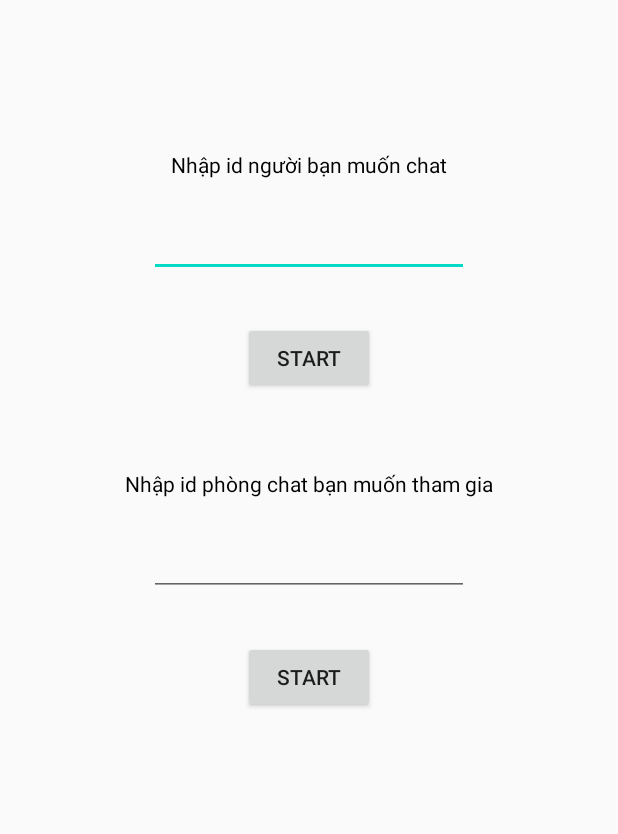
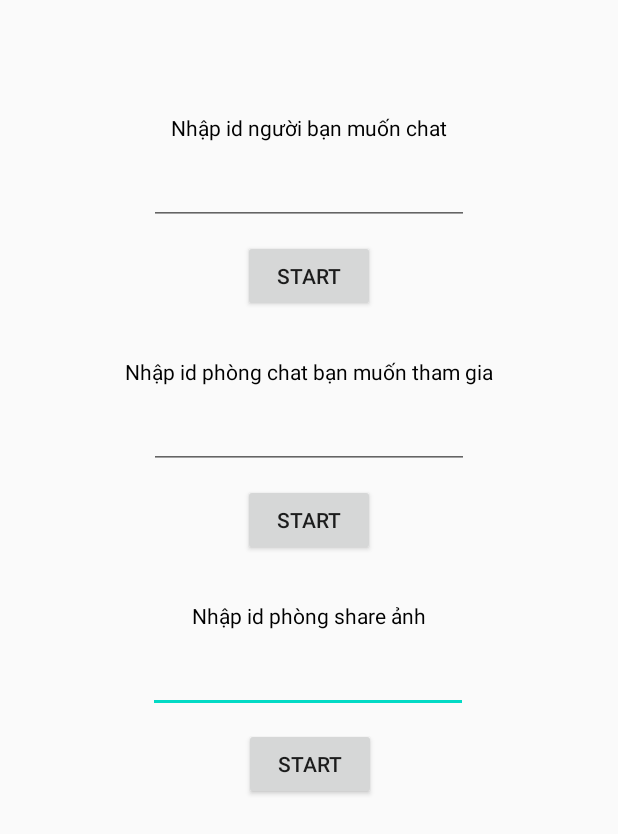
Before and after one commit to congson99/AES_ChatApp_by_CongSon, an Android app: the layout activity_home.xml on its own in the app's theme, with its tools: preview values and no code run, on a phone screen of 412 x 824 dp. Shown: the top 834 px of the screen. Run offline under Robolectric (Android 15) with nearby library versions, the phone set to English and light mode, and no system bars.

Commit message:
Add Share Photo mode

```diff
--- a/app/src/main/AndroidManifest.xml
+++ b/app/src/main/AndroidManifest.xml
@@ -9,7 +9,8 @@
         android:roundIcon="@mipmap/ic_launcher_round"
         android:supportsRtl="true"
         android:theme="@style/AppTheme">
-        <activity android:name=".RoomActivity"></activity>
+        <activity android:name=".ImageActivity"></activity>
+        <activity android:name=".RoomActivity" />
         <activity android:name=".HomeActivity" />
         <activity android:name=".MainActivity">
             <intent-filter>
--- a/app/src/main/res/layout/activity_home.xml
+++ b/app/src/main/res/layout/activity_home.xml
@@ -6,12 +6,54 @@
     android:layout_height="match_parent"
     tools:context=".HomeActivity">
 
+    <Button
+        android:id="@+id/roomShare"
+        android:layout_width="wrap_content"
+        android:layout_height="wrap_content"
+        android:layout_marginStart="100dp"
+        android:layout_marginTop="10dp"
+        android:layout_marginEnd="100dp"
+        android:text="@string/start"
+        app:layout_constraintEnd_toEndOf="parent"
+        app:layout_constraintHorizontal_bias="0.504"
+        app:layout_constraintStart_toStartOf="parent"
+        app:layout_constraintTop_toBottomOf="@+id/key3" />
+
+    <EditText
+        android:id="@+id/key3"
+        android:layout_width="wrap_content"
+        android:layout_height="wrap_content"
+        android:layout_marginStart="100dp"
+        android:layout_marginTop="10dp"
+        android:layout_marginEnd="100dp"
+        android:autofillHints=""
+        android:ems="10"
+        android:gravity="start|top"
+        android:inputType="textMultiLine"
+        app:layout_constraintEnd_toEndOf="parent"
+        app:layout_constraintHorizontal_bias="1.0"
+        app:layout_constraintStart_toStartOf="parent"
+        app:layout_constraintTop_toBottomOf="@+id/textView4" />
+
+    <TextView
+        android:id="@+id/textView4"
+        android:layout_width="wrap_content"
+        android:layout_height="wrap_content"
+        android:layout_marginStart="100dp"
+        android:layout_marginTop="30dp"
+        android:layout_marginEnd="100dp"
+        android:text="@string/nh_p_id_ph_ng_share_nh"
+        android:textColor="#000000"
+        app:layout_constraintEnd_toEndOf="parent"
+        app:layout_constraintStart_toStartOf="parent"
+        app:layout_constraintTop_toBottomOf="@+id/roomButton" />
+
     <TextView
         android:id="@+id/textView2"
         android:layout_width="wrap_content"
         android:layout_height="wrap_content"
         android:layout_marginStart="100dp"
-        android:layout_marginTop="50dp"
+        android:layout_marginTop="30dp"
         android:layout_marginEnd="100dp"
         android:text="@string/nh_p_id_ph_ng_chat_b_n_mu_n_tham_gia"
         android:textColor="#000000"
@@ -38,7 +80,7 @@
         android:layout_width="wrap_content"
         android:layout_height="wrap_content"
         android:layout_marginStart="100dp"
-        android:layout_marginTop="100dp"
+        android:layout_marginTop="75dp"
         android:layout_marginEnd="100dp"
         android:text="@string/nh_p_id_ng_i_b_n_mu_n_chat"
         android:textColor="#000000"
@@ -51,22 +93,22 @@
         android:layout_width="wrap_content"
         android:layout_height="wrap_content"
         android:layout_marginStart="100dp"
-        android:layout_marginTop="20dp"
+        android:layout_marginTop="10dp"
         android:layout_marginEnd="100dp"
+        android:autofillHints=""
         android:ems="10"
         android:gravity="start|top"
         android:inputType="textMultiLine"
         app:layout_constraintEnd_toEndOf="parent"
         app:layout_constraintStart_toStartOf="parent"
-        app:layout_constraintTop_toBottomOf="@+id/textView3"
-        android:autofillHints="" />
+        app:layout_constraintTop_toBottomOf="@+id/textView3" />
 
     <Button
         android:id="@+id/createRoom"
         android:layout_width="wrap_content"
         android:layout_height="wrap_content"
         android:layout_marginStart="100dp"
-        android:layout_marginTop="30dp"
+        android:layout_marginTop="10dp"
         android:layout_marginEnd="100dp"
         android:text="@string/start"
         app:layout_constraintEnd_toEndOf="parent"
@@ -78,22 +120,22 @@
         android:layout_width="wrap_content"
         android:layout_height="wrap_content"
         android:layout_marginStart="100dp"
-        android:layout_marginTop="20dp"
+        android:layout_marginTop="10dp"
         android:layout_marginEnd="100dp"
+        android:autofillHints=""
         android:ems="10"
         android:gravity="start|top"
         android:inputType="textMultiLine"
         app:layout_constraintEnd_toEndOf="parent"
         app:layout_constraintStart_toStartOf="parent"
-        app:layout_constraintTop_toBottomOf="@+id/textView2"
-        android:autofillHints="" />
+        app:layout_constraintTop_toBottomOf="@+id/textView2" />
 
     <Button
         android:id="@+id/roomButton"
         android:layout_width="wrap_content"
         android:layout_height="wrap_content"
         android:layout_marginStart="100dp"
-        android:layout_marginTop="30dp"
+        android:layout_marginTop="10dp"
         android:layout_marginEnd="100dp"
         android:text="@string/start"
         app:layout_constraintEnd_toEndOf="parent"
--- a/app/src/main/res/values/strings.xml
+++ b/app/src/main/res/values/strings.xml
@@ -8,4 +8,6 @@
     <string name="your_text_here">Your Text here</string>
     <string name="your_cipher_here">Your Cipher here</string>
     <string name="nh_p_id_ph_ng_chat_b_n_mu_n_tham_gia">Nhập id phòng chat bạn muốn tham gia</string>
+    <string name="nh_p_id_ph_ng_share_nh">Nhập id phòng share ảnh</string>
+    <string name="share_your_photo">Share your photo</string>
 </resources>
```
Also changed, not shown: app/src/main/java/com/example/aeschatappbycongson/HomeActivity.java (+31 -0 lines), app/src/main/java/com/example/aeschatappbycongson/ImageActivity.java (added, +208 -0 lines), app/src/main/java/com/example/aeschatappbycongson/RoomActivity.java (+0 -13 lines), app/src/main/res/layout/activity_image.xml (added, +73 -0 lines).
